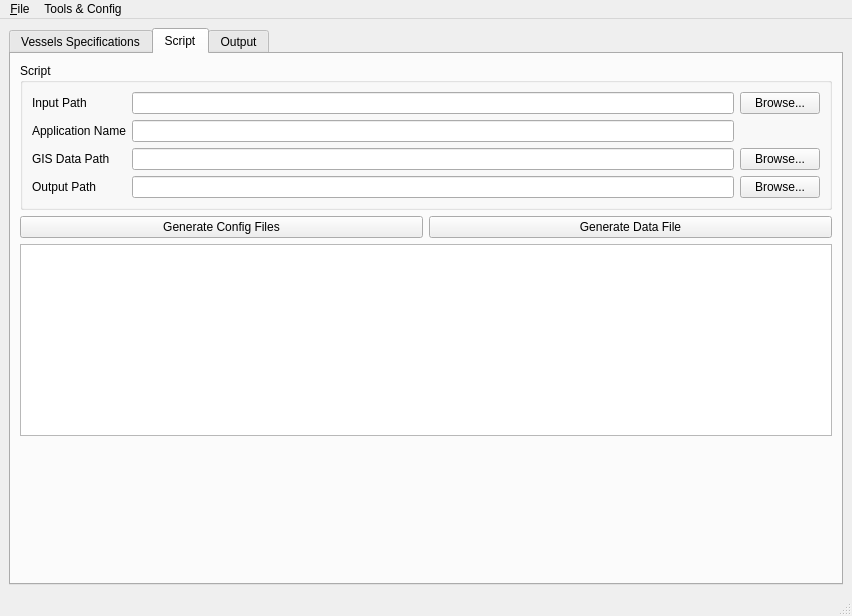
Qt form vesseleditor/vesseleditormainwindow.ui (frabas/DISPLACE_GUI) before a commit.
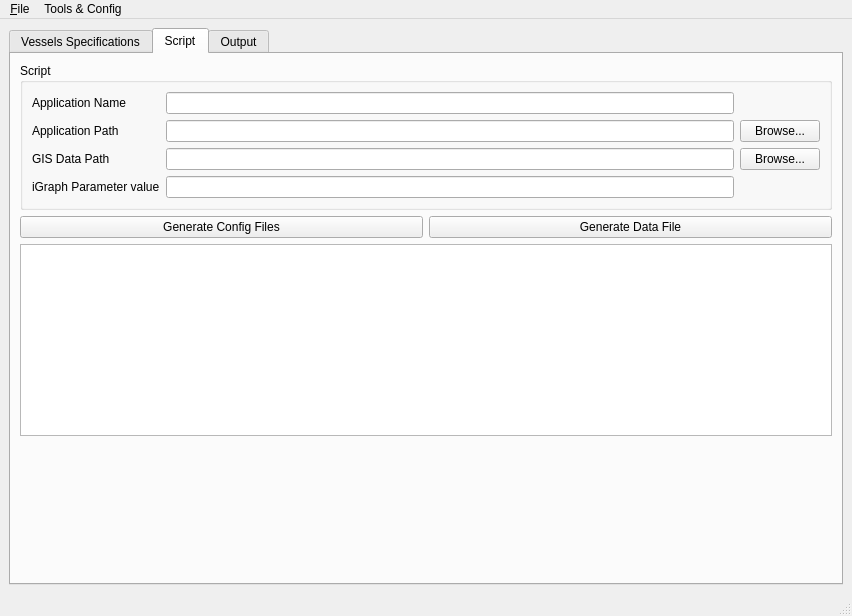
The same form after that commit.

Commit message: Arguments to R script fixed, added GUI controls.

Patch:
```diff
--- a/vesseleditor/vesseleditormainwindow.ui
+++ b/vesseleditor/vesseleditormainwindow.ui
@@ -74,66 +74,59 @@
           </property>
           <layout class="QGridLayout" name="gridLayout">
            <item row="8" column="0">
-            <widget class="QLabel" name="label_5">
-             <property name="text">
-              <string>Output Path</string>
-             </property>
-            </widget>
-           </item>
-           <item row="6" column="0">
             <widget class="QLabel" name="label_8">
              <property name="text">
               <string>GIS Data Path</string>
              </property>
             </widget>
            </item>
-           <item row="6" column="1">
+           <item row="8" column="1">
             <widget class="QLineEdit" name="gisPath"/>
            </item>
            <item row="4" column="1">
-            <widget class="QLineEdit" name="applicationName"/>
-           </item>
-           <item row="2" column="1">
             <widget class="QLineEdit" name="inputPath"/>
            </item>
-           <item row="2" column="0">
-            <widget class="QLabel" name="label_9">
-             <property name="text">
-              <string>Input Path</string>
-             </property>
-            </widget>
-           </item>
            <item row="4" column="0">
-            <widget class="QLabel" name="label_3">
+            <widget class="QLabel" name="label_9">
              <property name="text">
-              <string>Application Name</string>
+              <string>Application Path</string>
              </property>
             </widget>
            </item>
-           <item row="2" column="3">
+           <item row="4" column="3">
             <widget class="QPushButton" name="browseInputPath">
              <property name="text">
               <string>Browse...</string>
              </property>
             </widget>
            </item>
-           <item row="6" column="3">
-            <widget class="QPushButton" name="browseGISPath">
-             <property name="text">
-              <string>Browse...</string>
-             </property>
-            </widget>
-           </item>
-           <item row="8" column="1">
-            <widget class="QLineEdit" name="outputPath"/>
-           </item>
            <item row="8" column="3">
-            <widget class="QPushButton" name="browseOutputPath">
+            <widget class="QPushButton" name="browseGISPath">
              <property name="text">
               <string>Browse...</string>
              </property>
             </widget>
            </item>
+           <item row="2" column="0">
+            <widget class="QLabel" name="label_3">
+             <property name="text">
+              <string>Application Name</string>
+             </property>
+            </widget>
+           </item>
+           <item row="2" column="1">
+            <widget class="QLineEdit" name="applicationName"/>
+           </item>
+           <item row="10" column="1">
+            <widget class="QLineEdit" name="iGraph"/>
+           </item>
+           <item row="10" column="0">
+            <widget class="QLabel" name="label_5">
+             <property name="text">
+              <string>iGraph Parameter value</string>
+             </property>
+            </widget>
+           </item>
           </layout>
          </widget>
         </item>
```
Left out of the diff: 1 changed line with no effect on the pictures. The commit also changes 2 other files.
